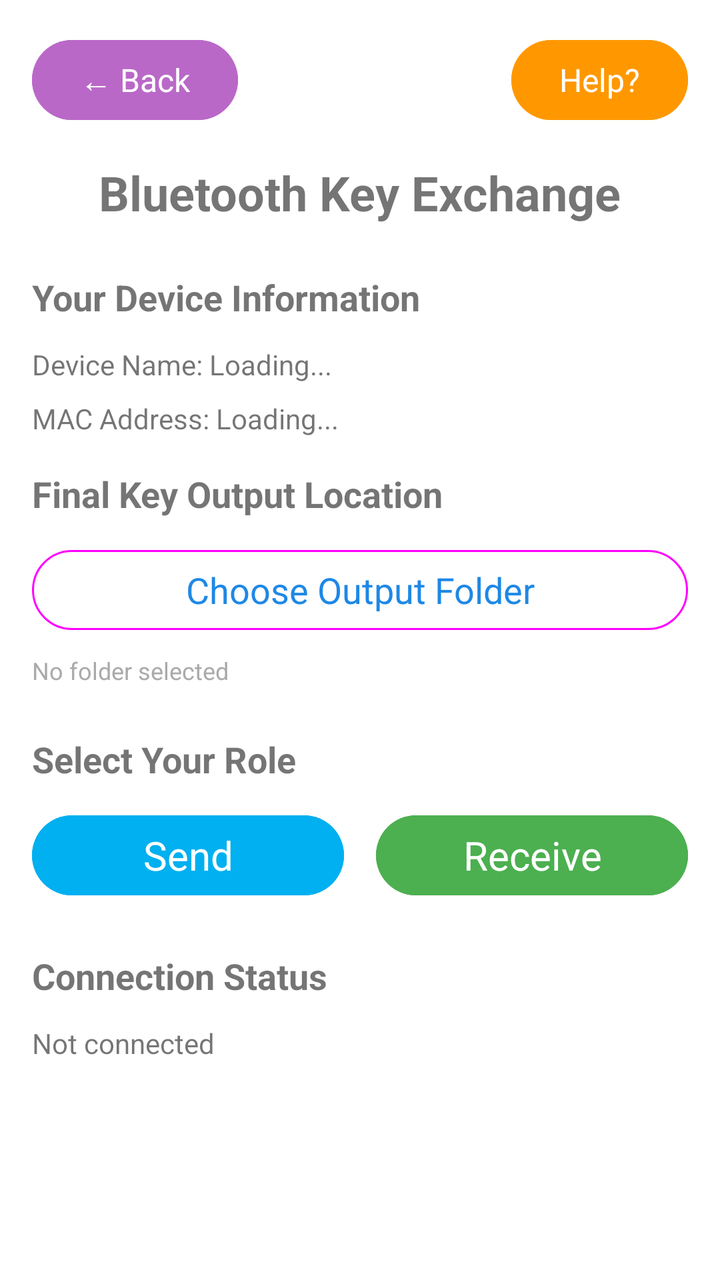
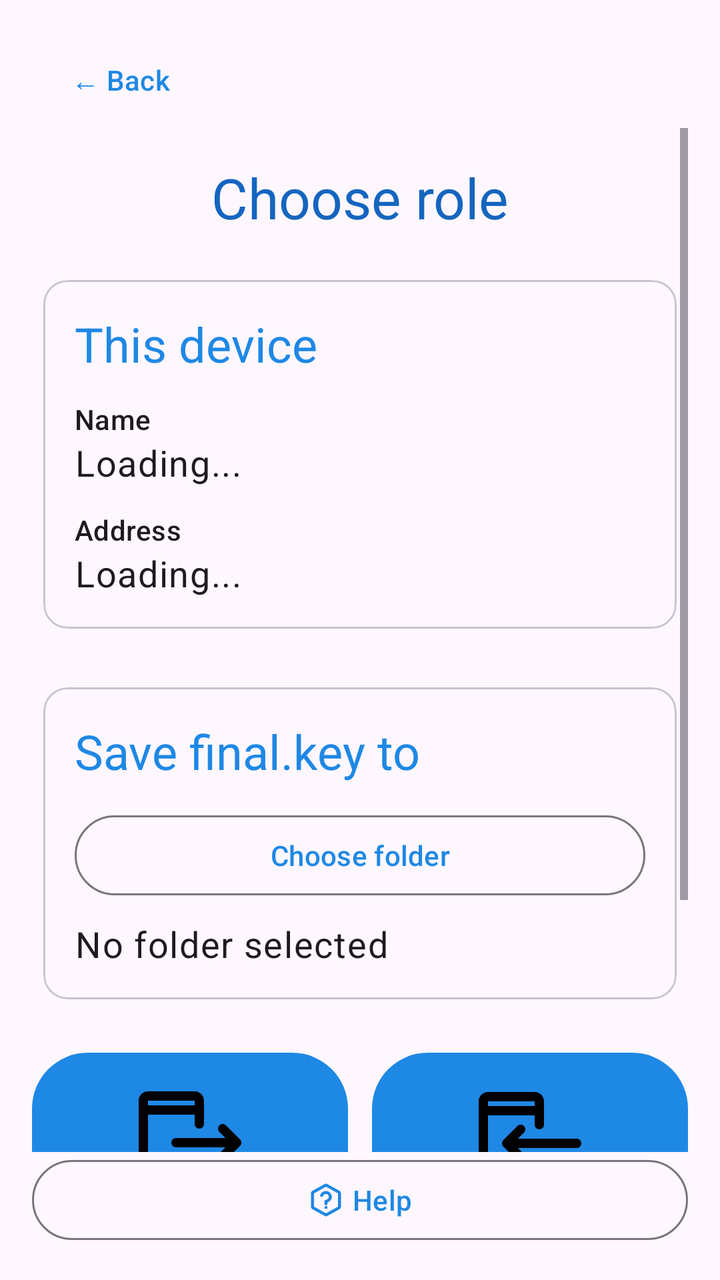

An Android layout rendered at two revisions. The XML below is the earlier revision; the diff shows what the commit changed to produce the second picture.
<!-- AndroidManifest.xml: application theme Theme.PQrypt -->
<!-- res/layout/activity_bluetooth_key_exchange.xml -->
<?xml version="1.0" encoding="utf-8"?>
<ScrollView xmlns:android="http://schemas.android.com/apk/res/android"
    android:layout_width="match_parent"
    android:layout_height="match_parent"
    android:padding="16dp">

    <LinearLayout
        android:layout_width="match_parent"
        android:layout_height="wrap_content"
        android:orientation="vertical">

        <LinearLayout
            android:layout_width="match_parent"
            android:layout_height="wrap_content"
            android:orientation="horizontal"
            android:layout_marginBottom="16dp">

            <Button
                android:id="@+id/btn_back"
                android:layout_width="wrap_content"
                android:layout_height="wrap_content"
                android:text="← Back"
                android:textSize="16sp"
                style="@style/Widget.Material3.Button"
                android:backgroundTint="#BA68C8"
                android:textColor="@android:color/white" />

            <Space
                android:layout_width="0dp"
                android:layout_height="1dp"
                android:layout_weight="1" />

            <Button
                android:id="@+id/btn_help"
                android:layout_width="wrap_content"
                android:layout_height="wrap_content"
                android:text="Help?"
                style="@style/Widget.Material3.Button"
                android:backgroundTint="#FF9800"
                android:textColor="@android:color/white"
                android:textSize="16sp" />
        </LinearLayout>

        <TextView
            android:layout_width="wrap_content"
            android:layout_height="wrap_content"
            android:text="Bluetooth Key Exchange"
            android:textSize="24sp"
            android:textStyle="bold"
            android:layout_marginBottom="24dp"
            android:layout_gravity="center_horizontal" />

        
        <TextView
            android:layout_width="wrap_content"
            android:layout_height="wrap_content"
            android:text="Your Device Information"
            android:textSize="18sp"
            android:textStyle="bold"
            android:layout_marginBottom="12dp" />

        <TextView
            android:id="@+id/tv_device_name"
            android:layout_width="wrap_content"
            android:layout_height="wrap_content"
            android:text="Device Name: Loading..."
            android:textSize="14sp"
            android:layout_marginBottom="8dp" />

        <TextView
            android:id="@+id/tv_device_address"
            android:layout_width="wrap_content"
            android:layout_height="wrap_content"
            android:text="MAC Address: Loading..."
            android:textSize="14sp"
            android:layout_marginBottom="16dp" />

        
        <TextView
            android:layout_width="wrap_content"
            android:layout_height="wrap_content"
            android:text="Final Key Output Location"
            android:textSize="18sp"
            android:textStyle="bold"
            android:layout_marginBottom="12dp" />

        <Button
            android:id="@+id/btn_choose_output_path"
            android:layout_width="match_parent"
            android:layout_height="wrap_content"
            android:text="Choose Output Folder"
            android:textSize="18sp"
            android:layout_marginBottom="8dp"
            style="@style/Widget.Material3.Button.OutlinedButton" />

        <TextView
            android:id="@+id/tv_output_path"
            android:layout_width="wrap_content"
            android:layout_height="wrap_content"
            android:text="No folder selected"
            android:textSize="12sp"
            android:textColor="@android:color/darker_gray"
            android:layout_marginBottom="24dp" />

        
        <TextView
            android:id="@+id/tv_role_label"
            android:layout_width="wrap_content"
            android:layout_height="wrap_content"
            android:text="Select Your Role"
            android:textSize="18sp"
            android:textStyle="bold"
            android:layout_marginBottom="12dp" />

        <LinearLayout
            android:layout_width="match_parent"
            android:layout_height="wrap_content"
            android:orientation="horizontal"
            android:layout_marginBottom="24dp">

            <Button
                android:id="@+id/btn_sender_role"
                android:layout_width="0dp"
                android:layout_height="wrap_content"
                android:layout_weight="1"
                android:text="Send"
                android:textSize="20sp"
                android:layout_marginEnd="8dp"
                style="@style/Widget.Material3.Button"
                android:backgroundTint="#00B0F0" />

            <Button
                android:id="@+id/btn_receiver_role"
                android:layout_width="0dp"
                android:layout_height="wrap_content"
                android:layout_weight="1"
                android:text="Receive"
                android:textSize="20sp"
                android:layout_marginStart="8dp"
                style="@style/Widget.Material3.Button"
                android:backgroundTint="#4CAF50" />

        </LinearLayout>

        
        <TextView
            android:id="@+id/tv_devices_label"
            android:layout_width="wrap_content"
            android:layout_height="wrap_content"
            android:text="Available Devices"
            android:textSize="18sp"
            android:textStyle="bold"
            android:layout_marginBottom="12dp"
            android:visibility="gone" />

        <ProgressBar
            android:id="@+id/progress_scanning"
            android:layout_width="wrap_content"
            android:layout_height="wrap_content"
            android:layout_gravity="center_horizontal"
            android:layout_marginBottom="16dp"
            android:visibility="gone" />

        <androidx.recyclerview.widget.RecyclerView
            android:id="@+id/rv_devices"
            android:layout_width="match_parent"
            android:layout_height="wrap_content"
            android:layout_marginBottom="24dp"
            android:minHeight="200dp"
            android:visibility="gone" />

        
        <TextView
            android:layout_width="wrap_content"
            android:layout_height="wrap_content"
            android:text="Connection Status"
            android:textSize="18sp"
            android:textStyle="bold"
            android:layout_marginBottom="12dp" />

        <TextView
            android:id="@+id/tv_connection_status"
            android:layout_width="wrap_content"
            android:layout_height="wrap_content"
            android:text="Not connected"
            android:textSize="14sp"
            android:layout_marginBottom="16dp" />


    </LinearLayout>

</ScrollView>
<!-- resources referenced by this layout -->
<resources>
  <style name="Theme.PQrypt" parent="Theme.MaterialComponents.DayNight.NoActionBar">
          
          <item name="colorPrimary">@color/blue_primary</item>
          <item name="colorPrimaryVariant">@color/blue_primary_dark</item>
          <item name="colorOnPrimary">@color/white</item>
          
          <item name="colorSecondary">@color/teal_200</item>
          <item name="colorSecondaryVariant">@color/teal_700</item>
          <item name="colorOnSecondary">@color/black</item>
          
          <item name="android:statusBarColor">@android:color/transparent</item>
          <item name="android:windowLightStatusBar">true</item>
          
      </style>
  <color name="blue_primary">#1E88E5</color>
  <color name="blue_primary_dark">#1565C0</color>
  <color name="white">#FFFFFFFF</color>
  <color name="teal_200">#FF03DAC5</color>
  <color name="teal_700">#FF018786</color>
  <color name="black">#FF000000</color>
</resources>

<!-- the commit's change to res/layout/activity_bluetooth_key_exchange.xml (unified diff, before → after) -->
@@ -1,192 +1,229 @@
 <?xml version="1.0" encoding="utf-8"?>
-<ScrollView xmlns:android="http://schemas.android.com/apk/res/android"
+<androidx.constraintlayout.widget.ConstraintLayout xmlns:android="http://schemas.android.com/apk/res/android"
+    xmlns:app="http://schemas.android.com/apk/res-auto"
     android:layout_width="match_parent"
     android:layout_height="match_parent"
     android:padding="16dp">
 
-    <LinearLayout
-        android:layout_width="match_parent"
+    <com.google.android.material.button.MaterialButton
+        android:id="@+id/btn_back"
+        style="@style/Widget.Material3.Button.TextButton"
+        android:layout_width="wrap_content"
         android:layout_height="wrap_content"
-        android:orientation="vertical">
+        android:text="← Back"
+        app:layout_constraintStart_toStartOf="parent"
+        app:layout_constraintTop_toTopOf="parent" />
+
+    <ScrollView
+        android:layout_width="0dp"
+        android:layout_height="0dp"
+        android:fillViewport="true"
+        app:layout_constraintBottom_toTopOf="@id/btn_help"
+        app:layout_constraintEnd_toEndOf="parent"
+        app:layout_constraintStart_toStartOf="parent"
+        app:layout_constraintTop_toBottomOf="@id/btn_back">
 
         <LinearLayout
             android:layout_width="match_parent"
             android:layout_height="wrap_content"
-            android:orientation="horizontal"
-            android:layout_marginBottom="16dp">
-
-            <Button
-                android:id="@+id/btn_back"
+            android:orientation="vertical"
+            android:paddingTop="16dp"
+            android:paddingBottom="16dp">
+
+            <TextView
+                android:id="@+id/tv_role_label"
+                android:layout_width="match_parent"
+                android:layout_height="wrap_content"
+                android:gravity="center"
+                android:text="Choose role"
+                android:textAppearance="@style/TextAppearance.PQrypt.Headline"
+                android:layout_marginBottom="16dp" />
+
+            <com.google.android.material.card.MaterialCardView
+                android:layout_width="match_parent"
+                android:layout_height="wrap_content"
+                android:layout_marginBottom="16dp"
+                app:cardElevation="0dp"
+                app:cardUseCompatPadding="true">
+
+                <LinearLayout
+                    android:layout_width="match_parent"
+                    android:layout_height="wrap_content"
+                    android:orientation="vertical"
+                    android:padding="16dp">
+
+                    <TextView
+                        android:layout_width="match_parent"
+                        android:layout_height="wrap_content"
+                        android:text="This device"
+                        android:textAppearance="@style/TextAppearance.PQrypt.Title"
+                        android:layout_marginBottom="12dp" />
+
+                    <TextView
+                        android:layout_width="match_parent"
+                        android:layout_height="wrap_content"
+                        android:text="Name"
+                        android:textAppearance="@style/TextAppearance.PQrypt.Button" />
+
+                    <TextView
+                        android:id="@+id/tv_device_name"
+                        android:layout_width="match_parent"
+                        android:layout_height="wrap_content"
+                        android:layout_marginBottom="12dp"
+                        android:text="Loading..."
+                        android:textAppearance="@style/TextAppearance.PQrypt.Body" />
+
+                    <TextView
+                        android:layout_width="match_parent"
+                        android:layout_height="wrap_content"
+                        android:text="Address"
+                        android:textAppearance="@style/TextAppearance.PQrypt.Button" />
+
+                    <TextView
+                        android:id="@+id/tv_device_address"
+                        android:layout_width="match_parent"
+                        android:layout_height="wrap_content"
+                        android:text="Loading..."
+                        android:textAppearance="@style/TextAppearance.PQrypt.Body" />
+
+                </LinearLayout>
+            </com.google.android.material.card.MaterialCardView>
+
+            <com.google.android.material.card.MaterialCardView
+                android:layout_width="match_parent"
+                android:layout_height="wrap_content"
+                android:layout_marginBottom="16dp"
+                app:cardElevation="0dp"
+                app:cardUseCompatPadding="true">
+
+                <LinearLayout
+                    android:layout_width="match_parent"
+                    android:layout_height="wrap_content"
+                    android:orientation="vertical"
+                    android:padding="16dp">
+
+                    <TextView
+                        android:layout_width="match_parent"
+                        android:layout_height="wrap_content"
+                        android:text="Save final.key to"
+                        android:textAppearance="@style/TextAppearance.PQrypt.Title"
+                        android:layout_marginBottom="12dp" />
+
+                    <com.google.android.material.button.MaterialButton
+                        android:id="@+id/btn_choose_output_path"
+                        style="@style/Widget.Material3.Button.OutlinedButton"
+                        android:layout_width="match_parent"
+                        android:layout_height="wrap_content"
+                        android:text="Choose folder" />
+
+                    <TextView
+                        android:id="@+id/tv_output_path"
+                        android:layout_width="match_parent"
+                        android:layout_height="wrap_content"
+                        android:layout_marginTop="8dp"
+                        android:text="No folder selected"
+                        android:textAppearance="@style/TextAppearance.PQrypt.Body" />
+
+                </LinearLayout>
+            </com.google.android.material.card.MaterialCardView>
+
+            <LinearLayout
+                android:layout_width="match_parent"
+                android:layout_height="wrap_content"
+                android:layout_marginBottom="16dp"
+                android:orientation="horizontal">
+
+                <com.google.android.material.button.MaterialButton
+                    android:id="@+id/btn_sender_role"
+                    style="@style/Widget.Material3.Button"
+                    android:layout_width="0dp"
+                    android:layout_height="120dp"
+                    android:layout_marginEnd="12dp"
+                    android:layout_weight="1"
+                    android:ellipsize="end"
+                    android:maxLines="1"
+                    android:text="Sender"
+                    android:textAppearance="@style/TextAppearance.PQrypt.Button"
+                    app:cornerRadius="28dp"
+                    app:icon="@drawable/ic_send"
+                    app:iconTint="@null"
+                    app:iconGravity="textTop"
+                    app:iconPadding="6dp"
+                    app:iconSize="56dp" />
+
+                <com.google.android.material.button.MaterialButton
+                    android:id="@+id/btn_receiver_role"
+                    style="@style/Widget.Material3.Button"
+                    android:layout_width="0dp"
+                    android:layout_height="120dp"
+                    android:layout_weight="1"
+                    android:ellipsize="end"
+                    android:maxLines="1"
+                    android:text="Receiver"
+                    android:textAppearance="@style/TextAppearance.PQrypt.Button"
+                    app:cornerRadius="28dp"
+                    app:icon="@drawable/ic_receive"
+                    app:iconTint="@null"
+                    app:iconGravity="textTop"
+                    app:iconPadding="6dp"
+                    app:iconSize="56dp" />
+
+            </LinearLayout>
+
+            <TextView
+                android:id="@+id/tv_devices_label"
+                android:layout_width="match_parent"
+                android:layout_height="wrap_content"
+                android:text="Devices"
+                android:textAppearance="@style/TextAppearance.PQrypt.Title"
+                android:layout_marginBottom="8dp"
+                android:visibility="gone" />
+
+            <ProgressBar
+                android:id="@+id/progress_scanning"
                 android:layout_width="wrap_content"
                 android:layout_height="wrap_content"
-                android:text="← Back"
-                android:textSize="16sp"
-                style="@style/Widget.Material3.Button"
-                android:backgroundTint="#BA68C8"
-                android:textColor="@android:color/white" />
-
-            <Space
-                android:layout_width="0dp"
-                android:layout_height="1dp"
-                android:layout_weight="1" />
-
-            <Button
-                android:id="@+id/btn_help"
-                android:layout_width="wrap_content"
-                android:layout_height="wrap_content"
-                android:text="Help?"
-                style="@style/Widget.Material3.Button"
-                android:backgroundTint="#FF9800"
-                android:textColor="@android:color/white"
-                android:textSize="16sp" />
+                android:layout_gravity="center_horizontal"
+                android:layout_marginBottom="12dp"
+                android:visibility="gone" />
+
+            <androidx.recyclerview.widget.RecyclerView
+                android:id="@+id/rv_devices"
+                android:layout_width="match_parent"
+                android:layout_height="wrap_content"
+                android:layout_marginBottom="16dp"
+                android:minHeight="200dp"
+                android:visibility="gone" />
+
+            <com.google.android.material.card.MaterialCardView
+                android:layout_width="match_parent"
+                android:layout_height="wrap_content"
+                app:cardElevation="0dp"
+                app:cardUseCompatPadding="true">
+
+                <TextView
+                    android:id="@+id/tv_connection_status"
+                    android:layout_width="match_parent"
+                    android:layout_height="wrap_content"
+                    android:padding="16dp"
+                    android:text="Not connected"
+                    android:textAppearance="@style/TextAppearance.PQrypt.Body" />
+
+            </com.google.android.material.card.MaterialCardView>
+
         </LinearLayout>
-
-        <TextView
-            android:layout_width="wrap_content"
-            android:layout_height="wrap_content"
-            android:text="Bluetooth Key Exchange"
-            android:textSize="24sp"
-            android:textStyle="bold"
-            android:layout_marginBottom="24dp"
-            android:layout_gravity="center_horizontal" />
-
-        
-        <TextView
-            android:layout_width="wrap_content"
-            android:layout_height="wrap_content"
-            android:text="Your Device Information"
-            android:textSize="18sp"
-            android:textStyle="bold"
-            android:layout_marginBottom="12dp" />
-
-        <TextView
-            android:id="@+id/tv_device_name"
-            android:layout_width="wrap_content"
-            android:layout_height="wrap_content"
-            android:text="Device Name: Loading..."
-            android:textSize="14sp"
-            android:layout_marginBottom="8dp" />
-
-        <TextView
-            android:id="@+id/tv_device_address"
-            android:layout_width="wrap_content"
-            android:layout_height="wrap_content"
-            android:text="MAC Address: Loading..."
-            android:textSize="14sp"
-            android:layout_marginBottom="16dp" />
-
-        
-        <TextView
-            android:layout_width="wrap_content"
-            android:layout_height="wrap_content"
-            android:text="Final Key Output Location"
-            android:textSize="18sp"
-            android:textStyle="bold"
-            android:layout_marginBottom="12dp" />
-
-        <Button
-            android:id="@+id/btn_choose_output_path"
-            android:layout_width="match_parent"
-            android:layout_height="wrap_content"
-            android:text="Choose Output Folder"
-            android:textSize="18sp"
-            android:layout_marginBottom="8dp"
-            style="@style/Widget.Material3.Button.OutlinedButton" />
-
-        <TextView
-            android:id="@+id/tv_output_path"
-            android:layout_width="wrap_content"
-            android:layout_height="wrap_content"
-            android:text="No folder selected"
-            android:textSize="12sp"
-            android:textColor="@android:color/darker_gray"
-            android:layout_marginBottom="24dp" />
-
-        
-        <TextView
-            android:id="@+id/tv_role_label"
-            android:layout_width="wrap_content"
-            android:layout_height="wrap_content"
-            android:text="Select Your Role"
-            android:textSize="18sp"
-            android:textStyle="bold"
-            android:layout_marginBottom="12dp" />
-
-        <LinearLayout
-            android:layout_width="match_parent"
-            android:layout_height="wrap_content"
-            android:orientation="horizontal"
-            android:layout_marginBottom="24dp">
-
-            <Button
-                android:id="@+id/btn_sender_role"
-                android:layout_width="0dp"
-                android:layout_height="wrap_content"
-                android:layout_weight="1"
-                android:text="Send"
-                android:textSize="20sp"
-                android:layout_marginEnd="8dp"
-                style="@style/Widget.Material3.Button"
-                android:backgroundTint="#00B0F0" />
-
-            <Button
-                android:id="@+id/btn_receiver_role"
-                android:layout_width="0dp"
-                android:layout_height="wrap_content"
-                android:layout_weight="1"
-                android:text="Receive"
-                android:textSize="20sp"
-                android:layout_marginStart="8dp"
-                style="@style/Widget.Material3.Button"
-                android:backgroundTint="#4CAF50" />
-
-        </LinearLayout>
-
-        
-        <TextView
-            android:id="@+id/tv_devices_label"
-            android:layout_width="wrap_content"
-            android:layout_height="wrap_content"
-            android:text="Available Devices"
-            android:textSize="18sp"
-            android:textStyle="bold"
-            android:layout_marginBottom="12dp"
-            android:visibility="gone" />
-
-        <ProgressBar
-            android:id="@+id/progress_scanning"
-            android:layout_width="wrap_content"
-            android:layout_height="wrap_content"
-            android:layout_gravity="center_horizontal"
-            android:layout_marginBottom="16dp"
-            android:visibility="gone" />
-
-        <androidx.recyclerview.widget.RecyclerView
-            android:id="@+id/rv_devices"
-            android:layout_width="match_parent"
-            android:layout_height="wrap_content"
-            android:layout_marginBottom="24dp"
-            android:minHeight="200dp"
-            android:visibility="gone" />
-
-        
-        <TextView
-            android:layout_width="wrap_content"
-            android:layout_height="wrap_content"
-            android:text="Connection Status"
-            android:textSize="18sp"
-            android:textStyle="bold"
-            android:layout_marginBottom="12dp" />
-
-        <TextView
-            android:id="@+id/tv_connection_status"
-            android:layout_width="wrap_content"
-            android:layout_height="wrap_content"
-            android:text="Not connected"
-            android:textSize="14sp"
-            android:layout_marginBottom="16dp" />
-
-
-    </LinearLayout>
-
-</ScrollView>
+    </ScrollView>
+
+    <com.google.android.material.button.MaterialButton
+        android:id="@+id/btn_help"
+        style="@style/Widget.Material3.Button.OutlinedButton"
+        android:layout_width="match_parent"
+        android:layout_height="wrap_content"
+        android:text="Help"
+        app:icon="@drawable/ic_help"
+        app:iconGravity="textStart"
+        app:layout_constraintBottom_toBottomOf="parent"
+        app:layout_constraintEnd_toEndOf="parent"
+        app:layout_constraintStart_toStartOf="parent" />
+
+</androidx.constraintlayout.widget.ConstraintLayout>
<!-- resource entries referenced after the edit -->
@@ -1,6 +1,47 @@
 <!-- resources referenced by this layout -->
 <resources>
-  <style name="Theme.PQrypt" parent="Theme.MaterialComponents.DayNight.NoActionBar">
+  <!-- drawable ic_help (drawable) -->
+  <vector xmlns:android="http://schemas.android.com/apk/res/android"
+      android:width="800dp"
+      android:height="800dp"
+      android:viewportWidth="24"
+      android:viewportHeight="24">
+    <path
+        android:pathData="M9.09,9C9.325,8.332 9.789,7.768 10.4,7.409C11.011,7.05 11.729,6.919 12.427,7.039C13.125,7.159 13.759,7.522 14.215,8.064C14.671,8.606 14.921,9.292 14.92,10C14.92,12 11.92,13 11.92,13M12,17H12.01M3,7.942V16.059C3,16.401 3,16.573 3.05,16.725C3.095,16.861 3.168,16.985 3.265,17.089C3.374,17.208 3.523,17.291 3.823,17.457L11.223,21.568C11.507,21.726 11.648,21.805 11.799,21.836C11.932,21.863 12.068,21.863 12.201,21.836C12.352,21.805 12.493,21.726 12.777,21.568L20.177,17.457C20.477,17.291 20.626,17.208 20.735,17.089C20.832,16.985 20.905,16.861 20.949,16.725C21,16.573 21,16.401 21,16.059V7.942C21,7.599 21,7.428 20.949,7.275C20.905,7.14 20.832,7.016 20.735,6.911C20.626,6.792 20.477,6.709 20.177,6.543L12.777,2.432C12.493,2.274 12.352,2.195 12.201,2.165C12.068,2.137 11.932,2.137 11.799,2.165C11.648,2.195 11.507,2.274 11.223,2.432L3.823,6.543C3.523,6.709 3.374,6.792 3.265,6.911C3.168,7.016 3.095,7.14 3.05,7.275C3,7.428 3,7.599 3,7.942Z"
+        android:strokeLineJoin="round"
+        android:strokeWidth="2"
+        android:fillColor="#00000000"
+        android:strokeColor="#000000"
+        android:strokeLineCap="round"/>
+    <path
+        android:pathData="M12,13L12,14.5"
+        android:strokeWidth="2"
+        android:fillColor="#00000000"
+        android:strokeColor="#000000"
+        android:strokeLineCap="round"/>
+  </vector>
+  <!-- drawable ic_receive: vector/xml drawable (drawable, 2051 chars, omitted) -->
+  <!-- drawable ic_send: vector/xml drawable (drawable, 2148 chars, omitted) -->
+  <style name="TextAppearance.PQrypt.Body" parent="TextAppearance.Material3.BodyLarge">
+          <item name="android:fontFamily">sans-serif</item>
+          <item name="android:textSize">18sp</item>
+      </style>
+  <style name="TextAppearance.PQrypt.Button" parent="TextAppearance.Material3.LabelLarge">
+          <item name="android:fontFamily">sans-serif-medium</item>
+          <item name="android:textSize">14sp</item>
+          <item name="android:textAllCaps">false</item>
+      </style>
+  <style name="TextAppearance.PQrypt.Headline" parent="TextAppearance.Material3.HeadlineLarge">
+          <item name="android:fontFamily">sans-serif-medium</item>
+          <item name="android:textSize">28sp</item>
+          <item name="android:textColor">@color/blue_primary_dark</item>
+      </style>
+  <style name="TextAppearance.PQrypt.Title" parent="TextAppearance.Material3.TitleLarge">
+          <item name="android:fontFamily">sans-serif-medium</item>
+          <item name="android:textSize">24sp</item>
+          <item name="android:textColor">@color/blue_primary</item>
+      </style>
+  <style name="Theme.PQrypt" parent="Theme.Material3.DayNight.NoActionBar">
           
           <item name="colorPrimary">@color/blue_primary</item>
           <item name="colorPrimaryVariant">@color/blue_primary_dark</item>
